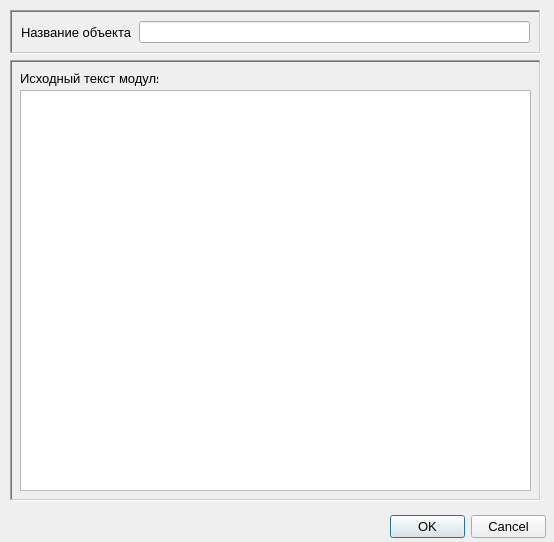
Old version of the form qpredicateeditor.ui in the repository graf-abolmasov/PGraph.
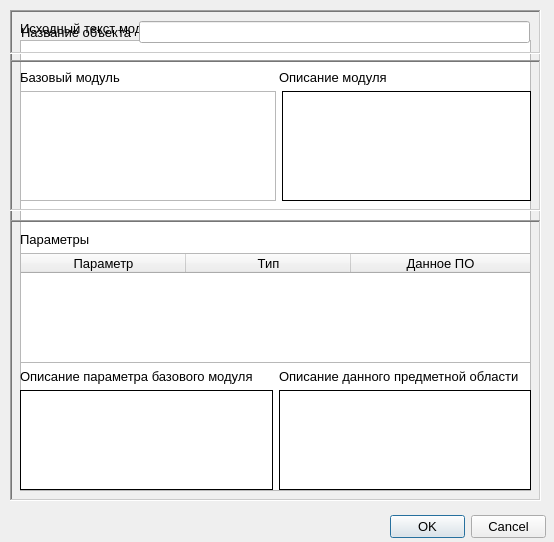
New version of the form. Icons and pictures are not drawn.

```diff
--- a/qpredicateeditor.ui
+++ b/qpredicateeditor.ui
@@ -65,61 +65,13 @@
      <height>510</height>
     </rect>
    </property>
-   <widget class="QFrame" name="frame_3">
-    <property name="geometry">
-     <rect>
-      <x>10</x>
-      <y>10</y>
-      <width>531</width>
-      <height>44</height>
-     </rect>
-    </property>
-    <property name="frameShape">
-     <enum>QFrame::WinPanel</enum>
-    </property>
-    <property name="frameShadow">
-     <enum>QFrame::Sunken</enum>
-    </property>
-    <property name="lineWidth">
-     <number>3</number>
-    </property>
-    <property name="midLineWidth">
-     <number>1</number>
-    </property>
-    <layout class="QHBoxLayout" name="horizontalLayout_6">
-     <item>
-      <widget class="QLabel" name="ipredicateNameLbl">
-       <property name="font">
-        <font>
-         <pointsize>10</pointsize>
-        </font>
-       </property>
-       <property name="frameShape">
-        <enum>QFrame::NoFrame</enum>
-       </property>
-       <property name="text">
-        <string>Название объекта</string>
-       </property>
-      </widget>
-     </item>
-     <item>
-      <widget class="QLineEdit" name="ipredicateNameEdt">
-       <property name="font">
-        <font>
-         <pointsize>10</pointsize>
-        </font>
-       </property>
-      </widget>
-     </item>
-    </layout>
-   </widget>
    <widget class="QFrame" name="frame_4">
     <property name="geometry">
      <rect>
       <x>10</x>
-      <y>60</y>
+      <y>10</y>
       <width>531</width>
-      <height>441</height>
+      <height>491</height>
      </rect>
     </property>
     <property name="frameShape">
@@ -153,7 +105,7 @@
        <x>10</x>
        <y>30</y>
        <width>511</width>
-       <height>401</height>
+       <height>451</height>
       </rect>
      </property>
     </widget>
@@ -162,7 +114,7 @@
   <widget class="QWidget" name="normalWidget" native="true">
    <property name="geometry">
     <rect>
-     <x>554</x>
+     <x>0</x>
      <y>0</y>
      <width>554</width>
      <height>510</height>
@@ -239,6 +191,9 @@
           <property name="textFormat">
            <enum>Qt::PlainText</enum>
           </property>
+          <property name="alignment">
+           <set>Qt::AlignLeading|Qt::AlignLeft|Qt::AlignTop</set>
+          </property>
           <property name="wordWrap">
            <bool>true</bool>
           </property>
@@ -261,6 +216,9 @@
           <property name="textFormat">
            <enum>Qt::PlainText</enum>
           </property>
+          <property name="alignment">
+           <set>Qt::AlignLeading|Qt::AlignLeft|Qt::AlignTop</set>
+          </property>
          </widget>
         </item>
        </layout>
@@ -285,7 +243,53 @@
        </widget>
       </item>
       <item>
-       <widget class="QTableWidget" name="paramsNormalTable"/>
+       <widget class="QTableWidget" name="paramsNormalTable">
+        <attribute name="horizontalHeaderCascadingSectionResizes">
+         <bool>true</bool>
+        </attribute>
+        <attribute name="horizontalHeaderDefaultSectionSize">
+         <number>165</number>
+        </attribute>
+        <attribute name="horizontalHeaderMinimumSectionSize">
+         <number>165</number>
+        </attribute>
+        <attribute name="horizontalHeaderStretchLastSection">
+         <bool>true</bool>
+        </attribute>
+        <attribute name="verticalHeaderDefaultSectionSize">
+         <number>22</number>
+        </attribute>
+        <attribute name="verticalHeaderDefaultSectionSize">
+         <number>22</number>
+        </attribute>
+        <attribute name="horizontalHeaderStretchLastSection">
+         <bool>true</bool>
+        </attribute>
+        <attribute name="horizontalHeaderCascadingSectionResizes">
+         <bool>true</bool>
+        </attribute>
+        <attribute name="horizontalHeaderMinimumSectionSize">
+         <number>165</number>
+        </attribute>
+        <attribute name="horizontalHeaderDefaultSectionSize">
+         <number>165</number>
+        </attribute>
+        <column>
+         <property name="text">
+          <string>Параметр</string>
+         </property>
+        </column>
+        <column>
+         <property name="text">
+          <string>Тип</string>
+         </property>
+        </column>
+        <column>
+         <property name="text">
+          <string>Данное ПО</string>
+         </property>
+        </column>
+       </widget>
       </item>
      </layout>
     </widget>
@@ -367,6 +371,9 @@
           <property name="textFormat">
            <enum>Qt::PlainText</enum>
           </property>
+          <property name="alignment">
+           <set>Qt::AlignLeading|Qt::AlignLeft|Qt::AlignTop</set>
+          </property>
           <property name="wordWrap">
            <bool>true</bool>
           </property>
```
Left out of the diff: 6 changed lines with no effect on the pictures.
